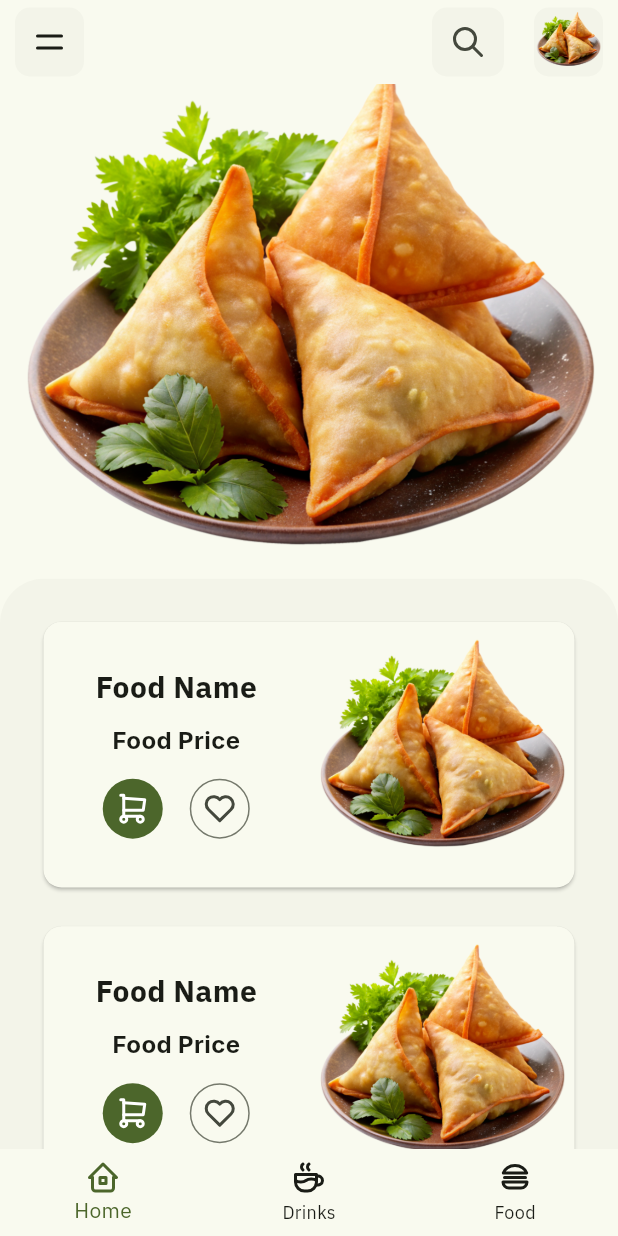
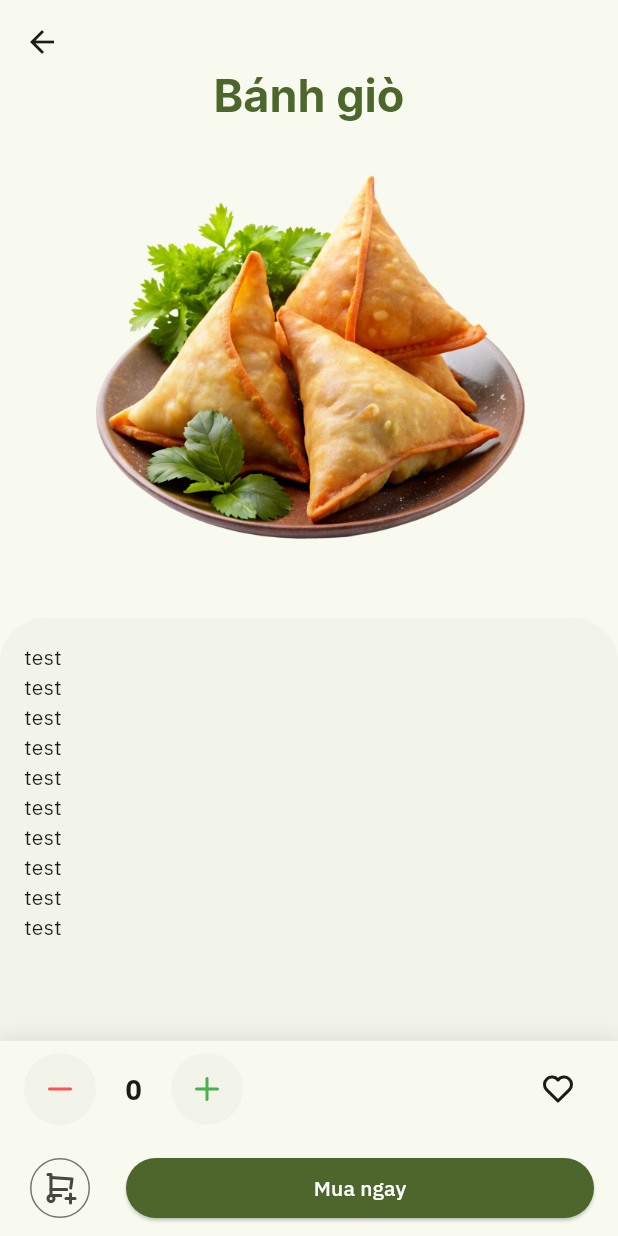
Before and after one commit to nphuonha2101/flutter_foods, a Flutter app: the screen it shows after launch, after a tap on "Food Name", on a phone screen of 412 x 824 dp. Run offline on Flutter 3.47's test engine with Material 3 defaults, Android fonts, the light colour scheme and no system bars; drawn by our look-alikes of flutter_zoom_drawer; our stand-ins replace flutter_dotenv, flutter_tabler_icons, google_fonts, shared_preferences.

Commit message:
#10 - feat: create food detail bottom bar

```diff
--- /dev/null
+++ b/lib/presentation/screens/food_detail_screen.dart
@@ -0,0 +1,81 @@
+import 'package:flutter/material.dart';
+import 'package:flutter_foods/presentation/widgets/bottom_food_detail_app_bar.dart';
+import 'package:google_fonts/google_fonts.dart';
+
+class FoodDetailScreen extends StatefulWidget {
+  const FoodDetailScreen({super.key});
+
+  @override
+  _FoodDetailScreenState createState() => _FoodDetailScreenState();
+}
+
+class _FoodDetailScreenState extends State<FoodDetailScreen> {
+  @override
+  Widget build(BuildContext context) {
+    return Scaffold(
+      bottomNavigationBar: const BottomFoodDetailAppBar(),
+      body: NestedScrollView(
+        headerSliverBuilder: (BuildContext context, bool innerBoxIsScrolled) {
+          return <Widget>[
+            SliverAppBar(
+              backgroundColor: Theme.of(context).colorScheme.surface,
+              expandedHeight: MediaQuery.of(context).size.height * 1 / 2,
+              floating: false,
+              pinned: true,
+              snap: false,
+              flexibleSpace: FlexibleSpaceBar(
+                title: Text(
+                  'Bánh giò',
+                  style: TextStyle(
+                    color: Theme.of(context).colorScheme.primary,
+                    fontSize: 20,
+                    fontWeight: FontWeight.bold,
+                  ),
+                ),
+                centerTitle: true,
+                collapseMode: CollapseMode.pin,
+                titlePadding: EdgeInsets.only(
+                    bottom: MediaQuery.of(context).size.height * 4 / 10),
+                background: Column(
+                  crossAxisAlignment: CrossAxisAlignment.stretch,
+                  children: [
+                    const SizedBox(height: kToolbarHeight + 20),
+                    Expanded(
+                      child: Padding(
+                        padding: const EdgeInsets.only(
+                            top: 25, bottom: 10, left: 50, right: 50),
+                        child: Image.asset(
+                          'assets/images/food_delivery.png',
+                          fit: BoxFit.cover,
+                          width: double.infinity,
+                        ),
+                      ),
+                    ),
+                  ],
+                ),
+              ),
+            ),
+          ];
+        },
+        body: ClipRRect(
+          borderRadius: const BorderRadius.only(
+            topLeft: Radius.circular(30),
+            topRight: Radius.circular(30),
+          ),
+          child: Container(
+            decoration: BoxDecoration(
+              color: Theme.of(context).colorScheme.surfaceContainerLow,
+            ),
+            child: ListView.builder(
+              padding: const EdgeInsets.all(16.0),
+              itemCount: 10,
+              itemBuilder: (context, index) {
+                return const Text('test');
+              },
+            ),
+          ),
+        ),
+      ),
+    );
+  }
+}
--- a/lib/presentation/widgets/appbar_normal.dart
+++ b/lib/presentation/widgets/appbar_normal.dart
@@ -27,7 +27,7 @@ class _AppbarNormalState extends State<AppbarNormal> {
             padding: const EdgeInsets.only(left: 10.0, top: 5, bottom: 5),
             child: Material(
               color: Theme.of(context).colorScheme.surfaceContainerLow,
-              borderRadius: const BorderRadius.all(Radius.circular(10)),
+              borderRadius: const BorderRadius.all(Radius.circular(100)),
               child: IconButton(
                 icon: const Icon(TablerIcons.menu),
                 onPressed: () {
@@ -41,7 +41,7 @@ class _AppbarNormalState extends State<AppbarNormal> {
                 padding: const EdgeInsets.only(right: 20.0, top: 5, bottom: 5),
                 child: Material(
                   color: Theme.of(context).colorScheme.surfaceContainerLow,
-                  borderRadius: const BorderRadius.all(Radius.circular(10)),
+                  borderRadius: const BorderRadius.all(Radius.circular(100)),
                   child: IconButton(
                     icon: const Icon(TablerIcons.search),
                     onPressed: () {},
@@ -51,7 +51,7 @@ class _AppbarNormalState extends State<AppbarNormal> {
               padding: const EdgeInsets.only(right: 10.0, top: 5, bottom: 5),
               child: Material(
                 color: Theme.of(context).colorScheme.surfaceContainerLow,
-                borderRadius: const BorderRadius.all(Radius.circular(10)),
+                borderRadius: const BorderRadius.all(Radius.circular(100)),
                 child: AspectRatio(
                   aspectRatio: 1,
                   child: Image.asset(
--- /dev/null
+++ b/lib/presentation/widgets/bottom_food_detail_app_bar.dart
@@ -0,0 +1,140 @@
+import 'package:flutter/material.dart';
+import 'package:flutter_tabler_icons/flutter_tabler_icons.dart';
+
+class BottomFoodDetailAppBar extends StatefulWidget
+    implements PreferredSizeWidget {
+  const BottomFoodDetailAppBar({super.key});
+
+  @override
+  State<StatefulWidget> createState() => _BottomFoodDetailAppBarState();
+
+  @override
+  Size get preferredSize => const Size.fromHeight(130);
+}
+
+class _BottomFoodDetailAppBarState extends State<BottomFoodDetailAppBar> {
+  bool _isFavorite = false;
+  num _quantity = 0;
+
+  void _incrementQuantity() {
+    setState(() {
+      _quantity++;
+    });
+  }
+
+  void _decrementQuantity() {
+    setState(() {
+      if (_quantity > 0) {
+        _quantity--;
+      }
+    });
+  }
+
+  @override
+  Widget build(BuildContext context) {
+    return Container(
+      padding: const EdgeInsets.symmetric(horizontal: 16),
+      height: 130,
+      decoration: BoxDecoration(
+        color: Theme.of(context).colorScheme.surface,
+        boxShadow: [
+          BoxShadow(
+            color: Theme.of(context).colorScheme.onSurface.withOpacity(0.1),
+            spreadRadius: 1,
+            blurRadius: 10,
+            offset: const Offset(0, -1),
+          ),
+        ],
+      ),
+      child: Padding(
+        padding: const EdgeInsets.symmetric(vertical: 8),
+        child: Column(
+          mainAxisAlignment: MainAxisAlignment.spaceBetween,
+          children: [
+            Row(
+              mainAxisAlignment: MainAxisAlignment.spaceBetween,
+              children: [
+                Row(
+                  children: [
+                    Material(
+                      color: Theme.of(context).colorScheme.surfaceContainerLow,
+                      borderRadius:
+                          const BorderRadius.all(Radius.circular(100)),
+                      child: IconButton(
+                        padding: const EdgeInsets.all(2),
+                        icon: const Icon(TablerIcons.minus,
+                            color: Colors.redAccent),
+                        onPressed: _decrementQuantity,
+                      ),
+                    ),
+                    Container(
+                      width: 50,
+                      alignment: Alignment.center,
+                      child: Text(
+                        '$_quantity',
+                        style: const TextStyle(
+                          fontSize: 18,
+                          fontWeight: FontWeight.bold,
+                        ),
+                      ),
+                    ),
+                    Material(
+                      color: Theme.of(context).colorScheme.surfaceContainerLow,
+                      borderRadius:
+                          const BorderRadius.all(Radius.circular(100)),
+                      child: IconButton(
+                        padding: const EdgeInsets.all(2),
+                        icon: const Icon(TablerIcons.plus, color: Colors.green),
+                        onPressed: _incrementQuantity,
+                      ),
+                    ),
+                  ],
+                ),
+                IconButton(
+                  icon: Icon(
+                    _isFavorite ? TablerIcons.heart_filled : TablerIcons.heart,
+                    color: _isFavorite
+                        ? Theme.of(context).colorScheme.error
+                        : Theme.of(context).colorScheme.onSurface,
+                  ),
+                  onPressed: () {
+                    setState(() {
+                      _isFavorite = !_isFavorite;
+                    });
+                  },
+                ),
+              ],
+            ),
+            Row(
+              mainAxisAlignment: MainAxisAlignment.spaceBetween,
+              children: [
+                IconButton.outlined(
+                  icon: const Icon(TablerIcons.shopping_cart_plus),
+                  onPressed: () {},
+                ),
+                const SizedBox(width: 20),
+                Expanded(
+                  child: ElevatedButton(
+                    onPressed: () {},
+                    style: ElevatedButton.styleFrom(
+                      backgroundColor: Theme.of(context).colorScheme.primary,
+                      shape: RoundedRectangleBorder(
+                        borderRadius: BorderRadius.circular(20),
+                      ),
+                    ),
+                    child: Text(
+                      'Mua ngay',
+                      style: TextStyle(
+                        color: Theme.of(context).colorScheme.onPrimary,
+                      ),
+                    ),
+                  ),
+                ),
+              ],
+            ),
+          ],
+        ),
+      ),
+    );
+  }
+}
--- a/lib/presentation/widgets/food_card.dart
+++ b/lib/presentation/widgets/food_card.dart
@@ -1,4 +1,5 @@
 import 'package:flutter/material.dart';
+import 'package:flutter_foods/presentation/screens/food_detail_screen.dart';
 import 'package:flutter_tabler_icons/flutter_tabler_icons.dart';
 import 'package:google_fonts/google_fonts.dart';
 
@@ -22,7 +23,19 @@ class _FoodCardState extends State<FoodCard> {
     // food = widget.food;
   }
 
-  _handleCardTapped() {}
+  _handleCardTapped() {
+    // Navigator.of(context).push(
+    //   MaterialPageRoute(
+    //     builder: (context) => FoodDetailScreen(food: food),
+    //   ),
+    // );
+
+    Navigator.of(context).push(
+      MaterialPageRoute(
+        builder: (context) => const FoodDetailScreen(),
+      ),
+    );
+  }
 
   _handleAddToCart() {}
   _handleAddToFavorite() {}
@@ -30,10 +43,11 @@ class _FoodCardState extends State<FoodCard> {
   @override
   Widget build(BuildContext context) {
     return Container(
-      margin: const EdgeInsets.all(9),
+      margin: const EdgeInsets.only(top: 9),
       child: InkWell(
         onTap: _handleCardTapped,
         child: Card(
+          elevation: 0.5,
           color: Theme.of(context).colorScheme.surface,
           child: Row(
             children: [
--- a/lib/presentation/widgets/slider_drawer.dart
+++ b/lib/presentation/widgets/slider_drawer.dart
@@ -1,4 +1,5 @@
 import 'package:flutter/material.dart';
+import 'package:flutter_tabler_icons/flutter_tabler_icons.dart';
 import 'package:google_fonts/google_fonts.dart';
 
 class SliderDrawer extends StatefulWidget {
@@ -50,7 +51,7 @@ class _SliderDrawerState extends State<SliderDrawer> {
                   ),
           ),
           ListTile(
-            leading: const Icon(Icons.login_rounded),
+            leading: const Icon(TablerIcons.login),
             title: const Text('Đăng nhập'),
             onTap: () {
               Navigator.pop(context);
```
